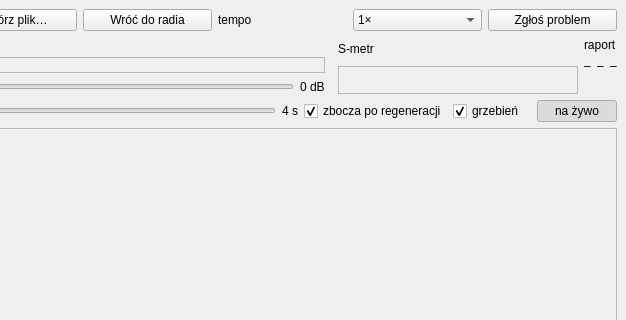
First picture: the form in tools/gui/okno.ui, repository programmer-bvn/cw-decoder-dsp, before the edit; both pictures show x 474 to 1100 and y 0 to 320 of the 1100 by 820 pixel window.
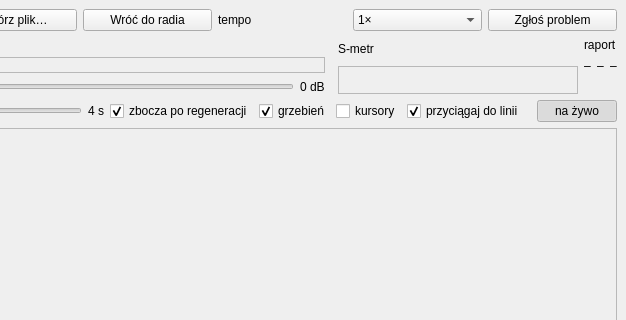
Second picture: the form after the edit.

```diff
--- a/tools/gui/okno.ui
+++ b/tools/gui/okno.ui
@@ -110,6 +110,8 @@
       <item><widget class="QLabel" name="lblLupaWartosc"><property name="text"><string>4 s</string></property></widget></item>
       <item><widget class="QCheckBox" name="chkZbocza"><property name="text"><string>zbocza po regeneracji</string></property><property name="checked"><bool>true</bool></property></widget></item>
       <item><widget class="QCheckBox" name="chkGrzebien"><property name="text"><string>grzebień</string></property><property name="checked"><bool>true</bool></property></widget></item>
+      <item><widget class="QCheckBox" name="chkKursory"><property name="text"><string>kursory</string></property><property name="toolTip"><string>Dwa kursory czasu (A, B) na każdym pasie, na każdym dwie kropki: poziom w % i częstotliwość</string></property></widget></item>
+      <item><widget class="QCheckBox" name="chkPrzyciagaj"><property name="text"><string>przyciągaj do linii</string></property><property name="checked"><bool>true</bool></property></widget></item>
       <item><spacer name="odstepLupa"><property name="orientation"><enum>Qt::Horizontal</enum></property></spacer></item>
       <item><widget class="QPushButton" name="btnNaZywo"><property name="text"><string>na żywo</string></property><property name="checkable"><bool>true</bool></property><property name="checked"><bool>true</bool></property></widget></item>
      </layout>
```
